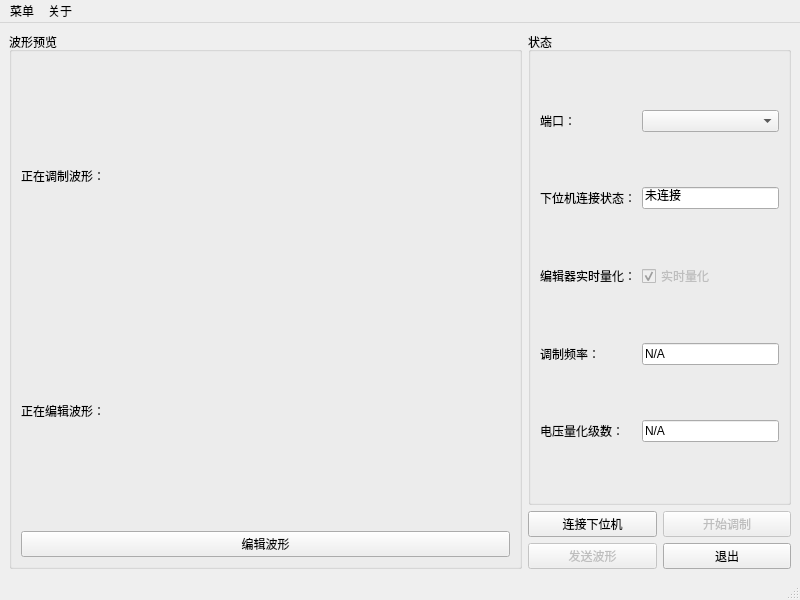
Above: mainwindow.ui from zym013579/AOMController before the change. Below: the same form after it.
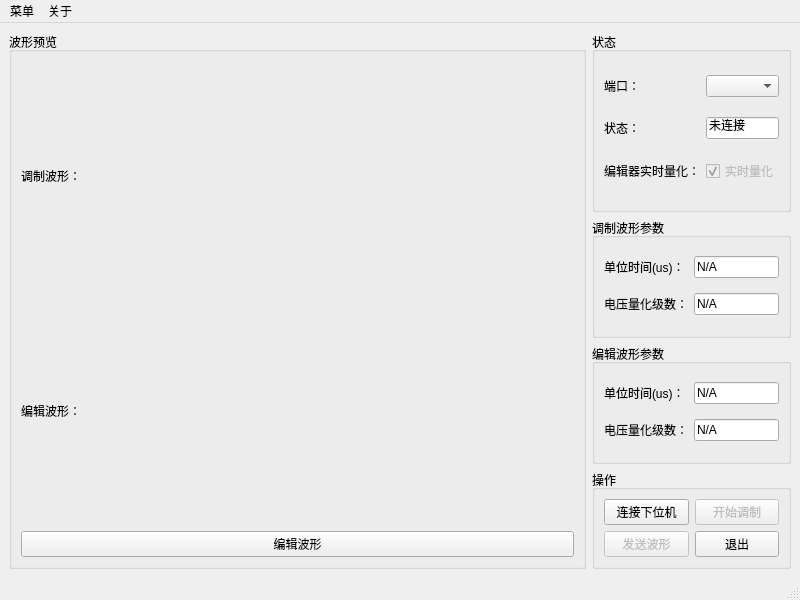
That is the form after the change. Custom widgets are drawn as their Qt base class.

Patch:
```diff
--- a/mainwindow.ui
+++ b/mainwindow.ui
@@ -20,42 +20,133 @@
    <string>声光调制器任意波形控制器的上位机软件</string>
   </property>
   <widget class="QWidget" name="centralwidget">
-   <layout class="QGridLayout" name="mainGridLayout">
-    <item row="1" column="7">
-     <widget class="QPushButton" name="pushButtonStart">
-      <property name="enabled">
-       <bool>false</bool>
+   <layout class="QGridLayout" name="gridLayout_4" rowstretch="3,2,2,1" columnstretch="3,1">
+    <item row="3" column="1">
+     <widget class="QGroupBox" name="groupBox">
+      <property name="title">
+       <string>操作</string>
       </property>
-      <property name="text">
-       <string>开始调制</string>
-      </property>
+      <layout class="QGridLayout" name="gridLayout_3">
+       <item row="0" column="1">
+        <widget class="QPushButton" name="pushButtonStart">
+         <property name="enabled">
+          <bool>false</bool>
+         </property>
+         <property name="text">
+          <string>开始调制</string>
+         </property>
+        </widget>
+       </item>
+       <item row="0" column="0">
+        <widget class="QPushButton" name="pushButtonConnect">
+         <property name="text">
+          <string>连接下位机</string>
+         </property>
+        </widget>
+       </item>
+       <item row="1" column="1">
+        <widget class="QPushButton" name="pushButtonExit">
+         <property name="text">
+          <string>退出</string>
+         </property>
+        </widget>
+       </item>
+       <item row="1" column="0">
+        <widget class="QPushButton" name="pushButtonSend">
+         <property name="enabled">
+          <bool>false</bool>
+         </property>
+         <property name="text">
+          <string>发送波形</string>
+         </property>
+        </widget>
+       </item>
+      </layout>
      </widget>
     </item>
-    <item row="2" column="7">
-     <widget class="QPushButton" name="pushButtonExit">
-      <property name="text">
-       <string>退出</string>
+    <item row="1" column="1">
+     <widget class="QGroupBox" name="groupBox_2">
+      <property name="title">
+       <string>调制波形参数</string>
       </property>
+      <layout class="QGridLayout" name="gridLayout_6">
+       <item row="0" column="0">
+        <widget class="QLabel" name="labelModuUnitTime">
+         <property name="text">
+          <string>单位时间(us)：</string>
+         </property>
+        </widget>
+       </item>
+       <item row="0" column="1">
+        <widget class="QLineEdit" name="lineEditModuUnitTime">
+         <property name="text">
+          <string>N/A</string>
+         </property>
+         <property name="readOnly">
+          <bool>true</bool>
+         </property>
+        </widget>
+       </item>
+       <item row="1" column="0">
+        <widget class="QLabel" name="labelModuVolQuntiLevel">
+         <property name="text">
+          <string>电压量化级数：</string>
+         </property>
+        </widget>
+       </item>
+       <item row="1" column="1">
+        <widget class="QLineEdit" name="lineEditModuVolQuntiLevel">
+         <property name="text">
+          <string>N/A</string>
+         </property>
+         <property name="readOnly">
+          <bool>true</bool>
+         </property>
+        </widget>
+       </item>
+      </layout>
      </widget>
     </item>
-    <item row="1" column="6">
-     <widget class="QPushButton" name="pushButtonConnect">
-      <property name="text">
-       <string>连接下位机</string>
+    <item row="0" column="0" rowspan="4">
+     <widget class="QGroupBox" name="groupBoxWave">
+      <property name="layoutDirection">
+       <enum>Qt::LeftToRight</enum>
       </property>
-     </widget>
-    </item>
-    <item row="2" column="6">
-     <widget class="QPushButton" name="pushButtonSend">
-      <property name="enabled">
-       <bool>false</bool>
+      <property name="title">
+       <string>波形预览</string>
       </property>
-      <property name="text">
-       <string>发送波形</string>
-      </property>
+      <layout class="QGridLayout" name="gridLayout" columnstretch="2,9">
+       <item row="0" column="0">
+        <widget class="QLabel" name="labelModulatingWave">
+         <property name="text">
+          <string>调制波形：</string>
+         </property>
+        </widget>
+       </item>
+       <item row="1" column="1">
+        <widget class="QCustomPlot" name="widgetEditingWave" native="true"/>
+       </item>
+       <item row="1" column="0">
+        <widget class="QLabel" name="labelEditingWave">
+         <property name="text">
+          <string>编辑波形：</string>
+         </property>
+        </widget>
+       </item>
+       <item row="0" column="1">
+        <widget class="QCustomPlot" name="widgetModulatingWave" native="true"/>
+       </item>
+       <item row="2" column="0" colspan="2">
+        <widget class="QPushButton" name="pushButtonEditWave">
+         <property name="text">
+          <string>编辑波形</string>
+         </property>
+        </widget>
+       </item>
+      </layout>
      </widget>
     </item>
-    <item row="0" column="6" colspan="2">
+    <item row="0" column="1">
      <widget class="QGroupBox" name="groupBoxStatus">
       <property name="enabled">
        <bool>true</bool>
@@ -64,60 +155,6 @@
        <string>状态</string>
       </property>
       <layout class="QGridLayout" name="gridLayout_2">
-       <item row="0" column="1">
-        <widget class="QComboBox" name="comboBoxPort"/>
-       </item>
-       <item row="5" column="0">
-        <widget class="QLabel" name="labelVoltageStatus">
-         <property name="text">
-          <string>电压量化级数：</string>
-         </property>
-        </widget>
-       </item>
-       <item row="2" column="0">
-        <widget class="QLabel" name="labelConnectStatus">
-         <property name="text">
-          <string>下位机连接状态：</string>
-         </property>
-        </widget>
-       </item>
-       <item row="4" column="0">
-        <widget class="QLabel" name="labelFrequencyStatus">
-         <property name="text">
-          <string>调制频率：</string>
-         </property>
-        </widget>
-       </item>
-       <item row="5" column="1">
-        <widget class="QLineEdit" name="lineEditVoltageStatus">
-         <property name="text">
-          <string>N/A</string>
-         </property>
-         <property name="readOnly">
-          <bool>true</bool>
-         </property>
-        </widget>
-       </item>
-       <item row="4" column="1">
-        <widget class="QLineEdit" name="lineEditFrequencyStatus">
-         <property name="text">
-          <string>N/A</string>
-         </property>
-         <property name="readOnly">
-          <bool>true</bool>
-         </property>
-        </widget>
-       </item>
-       <item row="2" column="1">
-        <widget class="QLineEdit" name="lineEditConnectStatus">
-         <property name="text">
-          <string>未连接</string>
-         </property>
-         <property name="readOnly">
-          <bool>true</bool>
-         </property>
-        </widget>
-       </item>
        <item row="0" column="0">
         <widget class="QLabel" name="labelPort">
          <property name="text">
@@ -125,6 +162,16 @@
          </property>
         </widget>
        </item>
+       <item row="2" column="0">
+        <widget class="QLabel" name="labelConnectStatus">
+         <property name="text">
+          <string>状态：</string>
+         </property>
+        </widget>
+       </item>
+       <item row="0" column="1">
+        <widget class="QComboBox" name="comboBoxPort"/>
+       </item>
        <item row="3" column="0">
         <widget class="QLabel" name="labelRealTimeQuanti">
          <property name="text">
@@ -145,42 +192,56 @@
          </property>
         </widget>
        </item>
+       <item row="2" column="1">
+        <widget class="QLineEdit" name="lineEditConnectStatus">
+         <property name="text">
+          <string>未连接</string>
+         </property>
+         <property name="readOnly">
+          <bool>true</bool>
+         </property>
+        </widget>
+       </item>
       </layout>
      </widget>
     </item>
-    <item row="0" column="2" rowspan="3" colspan="4">
-     <widget class="QGroupBox" name="groupBoxWave">
-      <property name="layoutDirection">
-       <enum>Qt::LeftToRight</enum>
-      </property>
+    <item row="2" column="1">
+     <widget class="QGroupBox" name="groupBox_3">
       <property name="title">
-       <string>波形预览</string>
+       <string>编辑波形参数</string>
       </property>
-      <layout class="QGridLayout" name="gridLayout" columnstretch="2,5">
-       <item row="0" column="0">
-        <widget class="QLabel" name="labelModulatingWave">
-         <property name="text">
-          <string>正在调制波形：</string>
-         </property>
-        </widget>
-       </item>
-       <item row="1" column="1">
-        <widget class="QCustomPlot" name="widgetEditingWave" native="true"/>
-       </item>
+      <layout class="QGridLayout" name="gridLayout_5">
        <item row="1" column="0">
-        <widget class="QLabel" name="labelEditingWave">
+        <widget class="QLabel" name="labelVoltageStatus">
          <property name="text">
-          <string>正在编辑波形：</string>
+          <string>电压量化级数：</string>
+         </property>
+        </widget>
+       </item>
+       <item row="1" column="1">
+        <widget class="QLineEdit" name="lineEditVoltageStatus">
+         <property name="text">
+          <string>N/A</string>
+         </property>
+         <property name="readOnly">
+          <bool>true</bool>
+         </property>
+        </widget>
+       </item>
+       <item row="0" column="0">
+        <widget class="QLabel" name="labelFrequencyStatus">
+         <property name="text">
+          <string>单位时间(us)：</string>
          </property>
         </widget>
        </item>
        <item row="0" column="1">
-        <widget class="QCustomPlot" name="widgetModulatingWave" native="true"/>
-       </item>
-       <item row="2" column="0" colspan="2">
-        <widget class="QPushButton" name="pushButtonEditWave">
+        <widget class="QLineEdit" name="lineEditFrequencyStatus">
          <property name="text">
-          <string>编辑波形</string>
+          <string>N/A</string>
+         </property>
+         <property name="readOnly">
+          <bool>true</bool>
          </property>
         </widget>
        </item>
@@ -203,6 +264,8 @@
      <string>菜单</string>
     </property>
     <addaction name="actionEditWave"/>
+    <addaction name="actionPreWave"/>
+    <addaction name="actionNextWave"/>
     <addaction name="separator"/>
     <addaction name="actionExit"/>
    </widget>
@@ -220,6 +283,9 @@
    <property name="text">
     <string>波形编辑器</string>
    </property>
+   <property name="shortcut">
+    <string>Ctrl+E</string>
+   </property>
   </action>
   <action name="actionAbout">
    <property name="text">
@@ -231,6 +297,22 @@
     <string>退出</string>
    </property>
   </action>
+  <action name="actionPreWave">
+   <property name="text">
+    <string>上一个波形</string>
+   </property>
+   <property name="shortcut">
+    <string>Ctrl+Z</string>
+   </property>
+  </action>
+  <action name="actionNextWave">
+   <property name="text">
+    <string>下一个波形</string>
+   </property>
+   <property name="shortcut">
+    <string>Ctrl+Y</string>
+   </property>
+  </action>
  </widget>
  <customwidgets>
   <customwidget>
```
